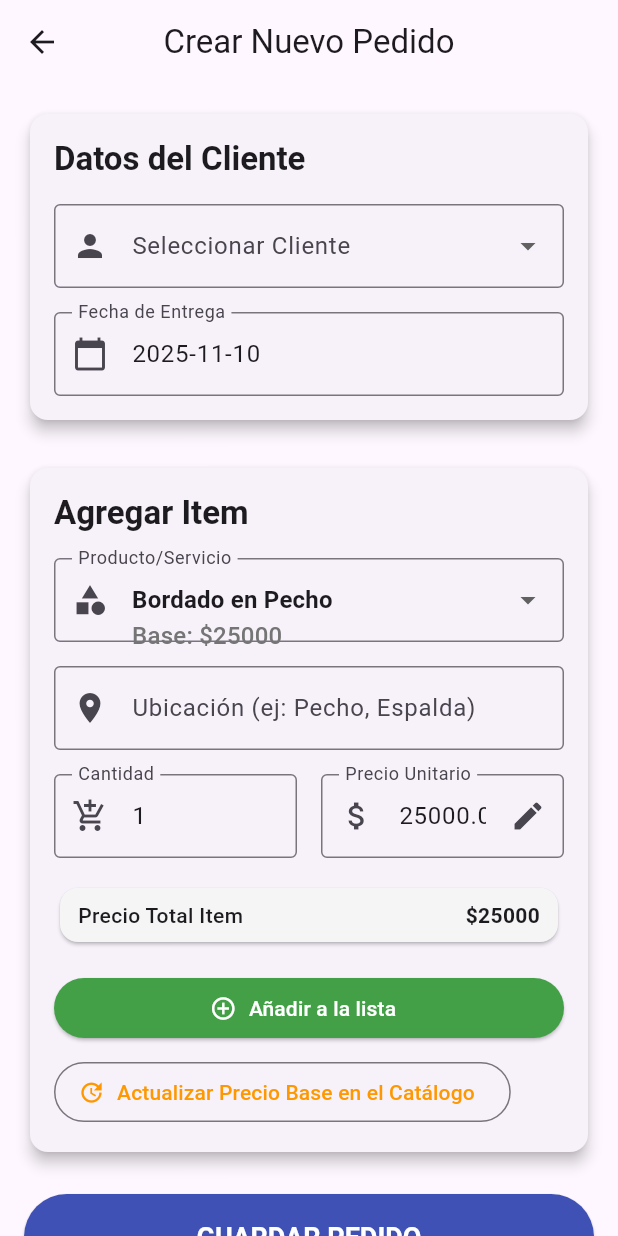
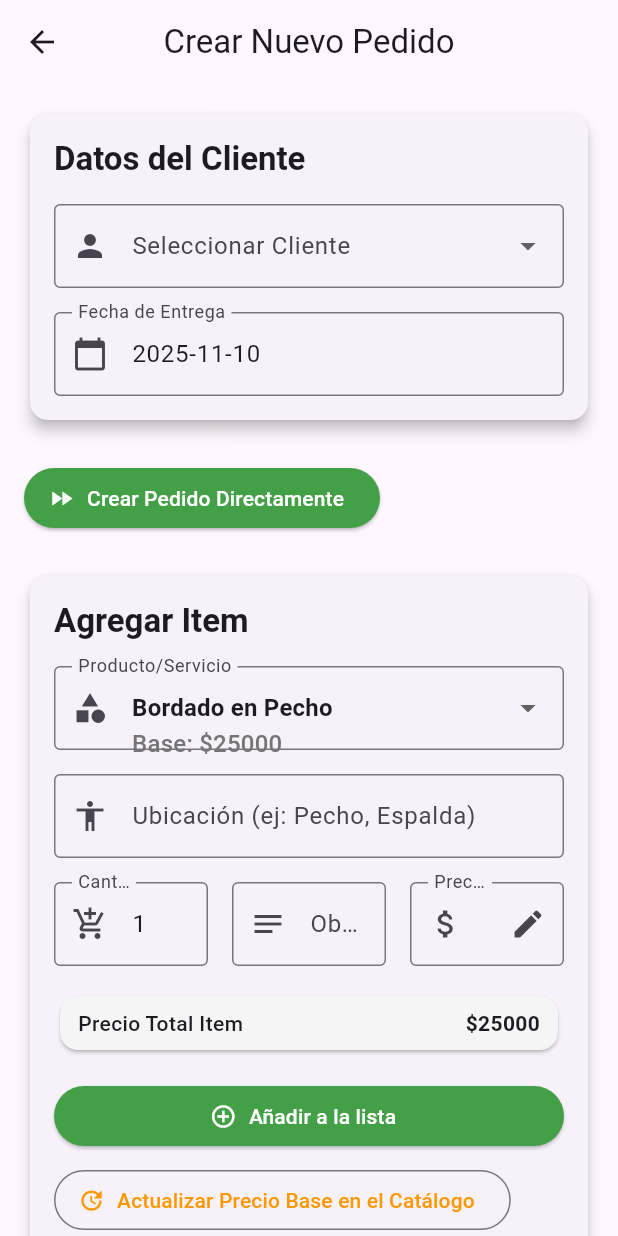
Before and after one commit to embroidery1co-hub/control_produccion, a Flutter app: the NuevoPedidoScreen screen opened directly, on a phone screen of 412 x 824 dp. Run offline on Flutter 3.47's test engine with Material 3 defaults, Android fonts, the phone set to English and light mode, and no system bars; our stand-ins replace open_file, pdf, share_plus, sqflite; accounts and stored records are empty.

Commit message:
Actualización nov 6

```diff
--- a/lib/models.dart
+++ b/lib/models.dart
@@ -144,6 +144,7 @@ class OrderItem {
   final ItemTipo tipo;
   final ItemTamano tamano;
   final String ubicacion;
+  final String observaciones;
   final int cantidad;
   final double precio;
   final int tiempoEstimadoMin;
@@ -153,6 +154,7 @@ class OrderItem {
     required this.tipo,
     required this.tamano,
     required this.ubicacion,
+    this.observaciones = '',
     required this.cantidad,
     required this.precio,
     required this.tiempoEstimadoMin,
--- a/lib/screens/nuevo_pedido_screen.dart
+++ b/lib/screens/nuevo_pedido_screen.dart
@@ -17,10 +17,12 @@ class NuevoPedidoScreen extends StatefulWidget {
 class _NuevoPedidoScreenState extends State<NuevoPedidoScreen> {
   final _formKey = GlobalKey<FormState>();
   final _fechaEntregaController = TextEditingController();
+  final _observacionesController = TextEditingController();
 
   // Variables para el formulario de items
   Producto? _productoSeleccionado;
   final _ubicacionController = TextEditingController();
+
   final _cantidadController = TextEditingController(text: '1');
   final _precioController = TextEditingController(); // NUEVO: Controller para el precio editable
 
@@ -107,6 +109,7 @@ class _NuevoPedidoScreenState extends State<NuevoPedidoScreen> {
         tipo: _mapProductoATipo(_productoSeleccionado!),
         tamano: ItemTamano.Mediano,
         ubicacion: _ubicacionController.text,
+        observaciones: _observacionesController.text,
         cantidad: cantidad,
         precio: precioUnitario,
         tiempoEstimadoMin: _productoSeleccionado!.tiempoBaseMinutos,
@@ -171,6 +174,63 @@ class _NuevoPedidoScreenState extends State<NuevoPedidoScreen> {
     }
   }
 
+  // En lib/screens/nuevo_pedido_screen.dart
+// Dentro de la clase _NuevoPedidoScreenState
+
+  void _crearPedidoDirecto() {
+    // 1. Validar que los datos básicos estén completos
+    if (_formKey.currentState!.validate() && _productoSeleccionado != null && _clienteSeleccionado != null) {
+
+      // 2. Obtener los valores de los controllers
+      final cantidad = int.tryParse(_cantidadController.text) ?? 1;
+      final precioUnitario = double.tryParse(_precioController.text) ?? 0.0;
+
+      // 3. Validar que el precio sea válido
+      if (precioUnitario <= 0) {
+        ScaffoldMessenger.of(context).showSnackBar(
+          const SnackBar(content: Text('El precio debe ser mayor que cero.')),
+        );
+        return;
+      }
+
+      // 4. Crear el OrderItem directamente
+      final itemDirecto = OrderItem(
+        id: DateTime.now().millisecondsSinceEpoch.toString(),
+        tipo: _mapProductoATipo(_productoSeleccionado!),
+        tamano: ItemTamano.Mediano, // Puedes añadir un selector de tamaño aquí si quieres
+        ubicacion: _ubicacionController.text,
+        observaciones: _observacionesController.text,
+        cantidad: cantidad,
+        precio: precioUnitario,
+        tiempoEstimadoMin: _productoSeleccionado!.tiempoBaseMinutos,
+      );
+
+      // 5. Crear el objeto Order con el item dentro
+      final pedidoDirecto = Order(
+        id: DateTime.now().millisecondsSinceEpoch.toString(),
+        clienteId: _clienteSeleccionado!,
+        fechaRecepcion: DateTime.now(),
+        fechaEntregaEstim: DateTime.parse(_fechaEntregaController.text),
+        items: [itemDirecto], // La lista de items solo tiene un elemento
+      );
+
+      // 6. Guardar el pedido usando el Provider
+      final orderProvider = Provider.of<OrderProvider>(context, listen: false);
+      orderProvider.addOrder(pedidoDirecto);
+
+      // 7. Mostrar un mensaje de éxito y cerrar la pantalla
+      ScaffoldMessenger.of(context).showSnackBar(
+        const SnackBar(content: Text('¡Pedido de una sola prenda creado exitosamente!')),
+      );
+      Navigator.pop(context);
+    } else {
+      // 8. Si la validación falla, mostrar un mensaje de error
+      ScaffoldMessenger.of(context).showSnackBar(
+        const SnackBar(content: Text('Por favor, selecciona un cliente y un producto para crear el pedido directamente.')),
+      );
+    }
+  }
+
   Future<void> _seleccionarFecha() async {
     final DateTime? picked = await showDatePicker(
       context: context,
@@ -185,7 +245,7 @@ class _NuevoPedidoScreenState extends State<NuevoPedidoScreen> {
     }
   }
 
-  // NUEVO: Método para actualizar el precio en el catálogo maestro
+  // NUEVO: Metodo para actualizar el precio en el catálogo maestro
   void _actualizarPrecioEnCatalogo() {
     if (_productoSeleccionado == null) return;
 
@@ -269,6 +329,18 @@ class _NuevoPedidoScreenState extends State<NuevoPedidoScreen> {
               ]),
               const SizedBox(height: 24),
 
+              // AQUÍ ES DONDE VA EL BOTÓN
+              ElevatedButton.icon(
+                icon: const Icon(Icons.fast_forward),
+                label: const Text('Crear Pedido Directamente'),
+                style: ElevatedButton.styleFrom(
+                  backgroundColor: Colors.green.shade600,
+                  foregroundColor: Colors.white,
+                ),
+                onPressed: _crearPedidoDirecto, // Este método lo crearemos a continuación
+              ),
+              const SizedBox(height: 24), // Espacio antes de la siguiente sección
+
               // --- Sección 2: Agregar Items ---
               _buildSectionCard('Agregar Item', [
                 DropdownButtonFormField<Producto>(
@@ -311,12 +383,11 @@ class _NuevoPedidoScreenState extends State<NuevoPedidoScreen> {
                   decoration: const InputDecoration(
                     labelText: 'Ubicación (ej: Pecho, Espalda)',
                     border: OutlineInputBorder(),
-                    prefixIcon: Icon(Icons.location_on),
+                    prefixIcon: Icon(Icons.accessibility), // Icon de prenda/mannequin
                   ),
-                  validator: (value) =>
-                  value == null || value.isEmpty
-                      ? 'Ingresa la ubicación'
-                      : null,
+                  validator: (value) {
+                    return null;
+                  },
                 ),
                 const SizedBox(height: 16),
                 Row(
@@ -333,14 +404,26 @@ class _NuevoPedidoScreenState extends State<NuevoPedidoScreen> {
                         validator: (value) {
                           if (value == null || value.isEmpty)
                             return 'Ingresa la cantidad';
-                          if (int.tryParse(value) == null ||
-                              int.parse(value) <= 0) return 'Cantidad inválida';
+                          if (int.tryParse(value) == null || int.parse(value) <= 0)
+                            return 'Cantidad inválida';
                           return null;
                         },
                       ),
                     ),
                     const SizedBox(width: 16),
-                    // NUEVO: Campo de precio editable
+                    // Campo de observaciones (CORREGIDO)
+                    Expanded(
+                      child: TextFormField( // <-- CAMBIA A TextFormField
+                        controller: _observacionesController,
+                        decoration: const InputDecoration(
+                          labelText: 'Observaciones (Opcional)',
+                          border: OutlineInputBorder(),
+                          prefixIcon: Icon(Icons.notes),
+                        ),
+                      ),
+                    ),
+                    const SizedBox(width: 16),
+                    // Campo de precio editable (CORREGIDO)
                     Expanded(
                       child: TextFormField(
                         controller: _precioController,
@@ -348,18 +431,14 @@ class _NuevoPedidoScreenState extends State<NuevoPedidoScreen> {
                           labelText: 'Precio Unitario',
                           border: OutlineInputBorder(),
                           prefixIcon: Icon(Icons.attach_money),
-                          suffixIcon: Icon(
-                              Icons.edit), // Icono para indicar que es editable
+                          suffixIcon: Icon(Icons.edit),
                         ),
-                        keyboardType: TextInputType.numberWithOptions(
-                            decimal: true),
+                        keyboardType: TextInputType.numberWithOptions(decimal: true),
                         onChanged: (value) => setState(() {}),
-                        // Forzar redibujado para actualizar el total
                         validator: (value) {
                           if (value == null || value.isEmpty)
                             return 'Ingresa el precio';
-                          if (double.tryParse(value) == null ||
-                              double.parse(value) <= 0)
+                          if (double.tryParse(value) == null || double.parse(value) <= 0)
                             return 'Precio inválido';
                           return null;
                         },
```
